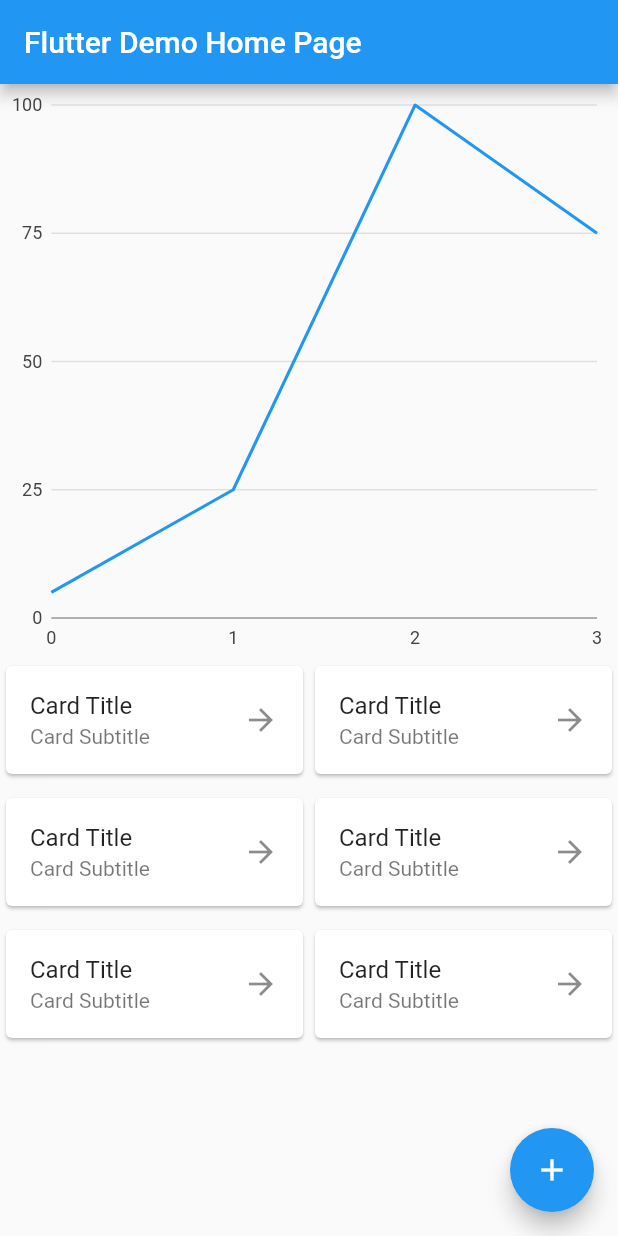
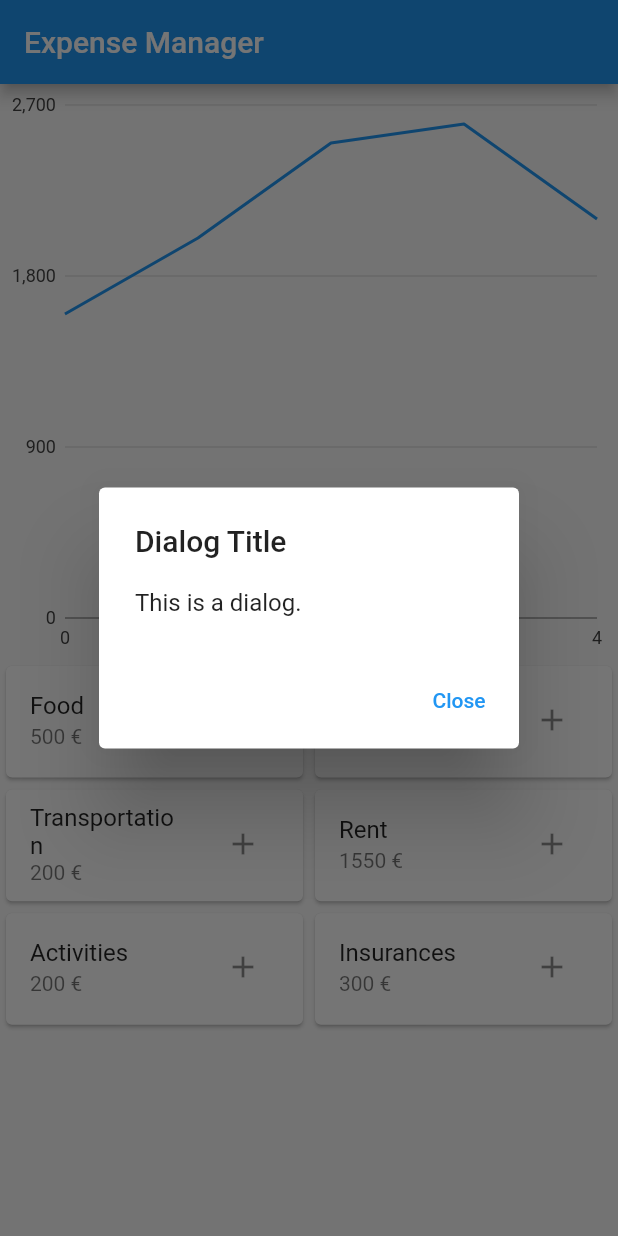
Before and after one commit to Gizem-kaya/expense-manager-app, a Flutter app: the MyHomePage screen opened directly, after a tap on the "add" icon, on a phone screen of 412 x 824 dp. Run offline on Flutter 3.47's test engine with Material 2 defaults, Android fonts, the phone set to English and light mode, and no system bars; our stand-ins replace charts_flutter.

Commit message:
✨ add card widgets

```diff
--- a/lib/main.dart
+++ b/lib/main.dart
@@ -15,7 +15,7 @@ class MyApp extends StatelessWidget {
       theme: ThemeData(
         primarySwatch: Colors.blue,
       ),
-      home: const MyHomePage(title: 'Flutter Demo Home Page'),
+      home: const MyHomePage(title: 'Expense Manager'),
     );
   }
 }
@@ -30,13 +30,22 @@ class MyHomePage extends StatefulWidget {
 }
 
 class _MyHomePageState extends State<MyHomePage> {
-  int _counter = 0;
 
-  void _incrementCounter() {
-    setState(() {
-      _counter++;
-    });
-  }
+  final List<LinearExpenses> monthlyExpenses = [
+    LinearExpenses(0, 1600),
+    LinearExpenses(1, 2000),
+    LinearExpenses(2, 2500),
+    LinearExpenses(3, 2600),
+    LinearExpenses(4, 2100)
+  ];
+
+  final List<CategoricalExpenses> categoricalExpenses = [CategoricalExpenses("Food", 500, Currency.Euro),
+    CategoricalExpenses("GWE", 500, Currency.Euro),
+    CategoricalExpenses('Transportation', 200, Currency.Euro),
+    CategoricalExpenses('Rent', 1550, Currency.Euro),
+    CategoricalExpenses('Activities', 200, Currency.Euro),
+    CategoricalExpenses('Insurances', 300, Currency.Euro)
+  ];
 
   @override
   Widget build(BuildContext context) {
@@ -56,28 +65,23 @@ class _MyHomePageState extends State<MyHomePage> {
           ),
         ],
       ),
-      floatingActionButton: FloatingActionButton(
-        onPressed: _incrementCounter,
-        tooltip: 'Increment',
-        child: const Icon(Icons.add),
-      ),
+      // floatingActionButton: FloatingActionButton(
+      //   onPressed: _incrementCounter,
+      //   tooltip: 'Increment',
+      //   child: const Icon(Icons.add),
+      // ),
     );
   }
 
   Widget _buildGraph() {
     // Sample data for the chart
-    final List<charts.Series<LinearSales, int>> seriesList = [
-      charts.Series<LinearSales, int>(
-        id: 'Sales',
+    final List<charts.Series<LinearExpenses, int>> seriesList = [
+      charts.Series<LinearExpenses, int>(
+        id: 'expenses',
         colorFn: (_, __) => charts.MaterialPalette.blue.shadeDefault,
-        domainFn: (LinearSales sales, _) => sales.year,
-        measureFn: (LinearSales sales, _) => sales.sales,
-        data: [
-          LinearSales(0, 5),
-          LinearSales(1, 25),
-          LinearSales(2, 100),
-          LinearSales(3, 75),
-        ],
+        domainFn: (LinearExpenses expenses, _) => expenses.column,
+        measureFn: (LinearExpenses expenses, _) => expenses.row,
+        data: monthlyExpenses,
       ),
     ];
 
@@ -88,53 +92,102 @@ class _MyHomePageState extends State<MyHomePage> {
   }
 
   Widget _buildCardView() {
-    return Row(
-      children: [
-        Expanded(
-          flex: 3,
-          child: Column(
-            children: [
-              _buildCard(),
-              SizedBox(height: 8),
-              _buildCard(),
-              SizedBox(height: 8),
-              _buildCard(),
-            ],
+    return GridView.count(
+      crossAxisCount: 2,
+        childAspectRatio: (1 / .4),
+      children: List.generate(categoricalExpenses.length, (index) {
+        return SizedBox(
+
+          child: _buildCard(
+            context,
+            categoricalExpenses[index].category,
+            categoricalExpenses[index].amount,
+            categoricalExpenses[index].currency.sign,
           ),
-        ),
-        Expanded(
-          flex: 3,
-          child: Column(
-            children: [
-              _buildCard(),
-              SizedBox(height: 8),
-              _buildCard(),
-              SizedBox(height: 8),
-              _buildCard(),
-            ],
-          ),
-        ),
-      ],
+        );
+      }),
     );
   }
 
-  Widget _buildCard() {
+  Widget _buildCard(BuildContext context, String title, int amount, String currency) {
     return Card(
       child: ListTile(
-        title: Text('Card Title'),
-        subtitle: Text('Card Subtitle'),
-        trailing: Icon(Icons.arrow_forward),
+        title: Text(title),
+        subtitle: Text('$amount $currency'),
+        trailing: IconButton(
+          icon: Icon(Icons.add),
+          onPressed: () {
+            _showDialog(context);
+          },
+        ),
         onTap: () {
-          // Do something when the card is tapped
+          Navigator.push(
+            context,
+            MaterialPageRoute(builder: (context) => NewScreen()),
+          );
         },
       ),
     );
   }
 }
 
-class LinearSales {
-  final int year;
-  final int sales;
+class LinearExpenses {
+  final int column;
+  final int row;
 
-  LinearSales(this.year, this.sales);
+  LinearExpenses(this.column, this.row);
 }
+
+enum Currency {
+  Lira('₺'),
+  Euro('€'),
+  Dollar('\$');
+
+  final String sign;
+  const Currency(this.sign);
+}
+
+
+class CategoricalExpenses {
+  final String category;
+  final int amount;
+  final Currency currency;
+
+  CategoricalExpenses(this.category, this.amount, this.currency);
+}
+
+
+void _showDialog(BuildContext context) {
+  showDialog(
+    context: context,
+    builder: (BuildContext context) {
+      return AlertDialog(
+        title: Text('Dialog Title'),
+        content: Text('This is a dialog.'),
+        actions: <Widget>[
+          TextButton(
+            onPressed: () {
+              Navigator.of(context).pop();
+            },
+            child: Text('Close'),
+          ),
+        ],
+      );
+    },
+  );
+}
+
+
+class NewScreen extends StatelessWidget {
+  @override
+  Widget build(BuildContext context) {
+    return Scaffold(
+      appBar: AppBar(
+        title: Text('New Screen'),
+      ),
+      body: Center(
+        child: Text('This is a new screen.'),
+      ),
+    );
+  }
+}
```
